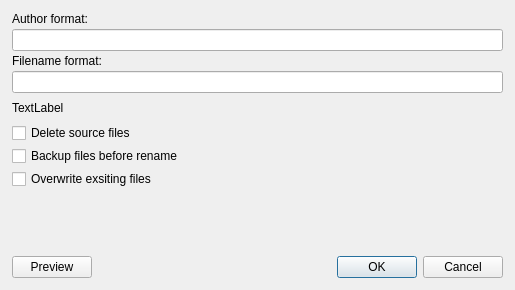
The window that src/designer/renamedialog.ui (dnkorpushov/libro2) describes before a commit, drawn with Qt 5.
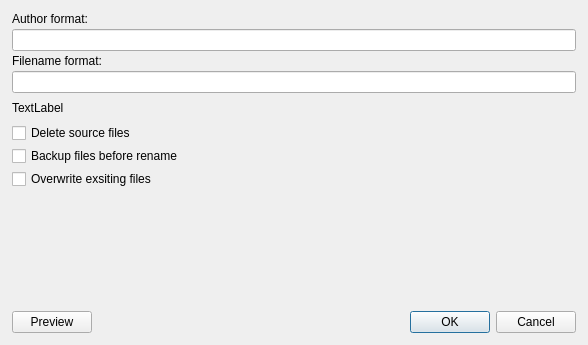
The same window after the commit. Custom widgets are drawn as their Qt base class.

```diff
--- a/src/designer/renamedialog.ui
+++ b/src/designer/renamedialog.ui
@@ -6,8 +6,8 @@
    <rect>
     <x>0</x>
     <y>0</y>
-    <width>515</width>
-    <height>290</height>
+    <width>588</width>
+    <height>345</height>
    </rect>
   </property>
   <property name="minimumSize">
```
